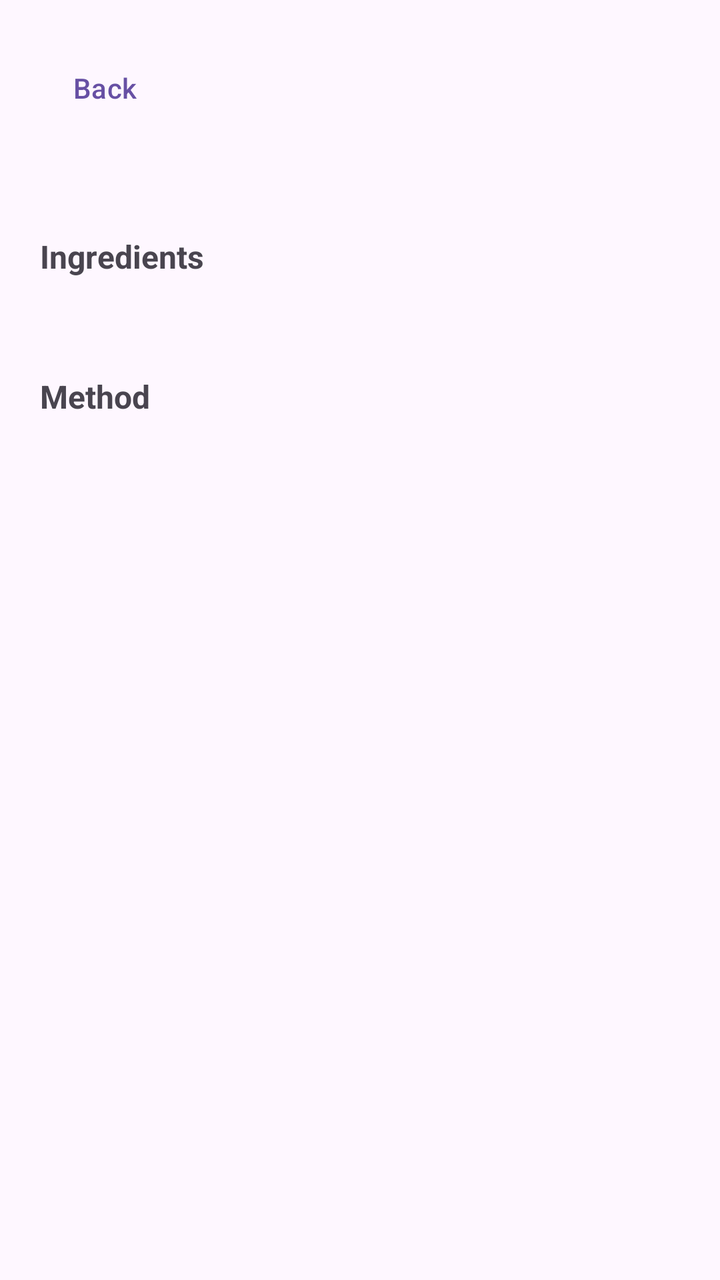
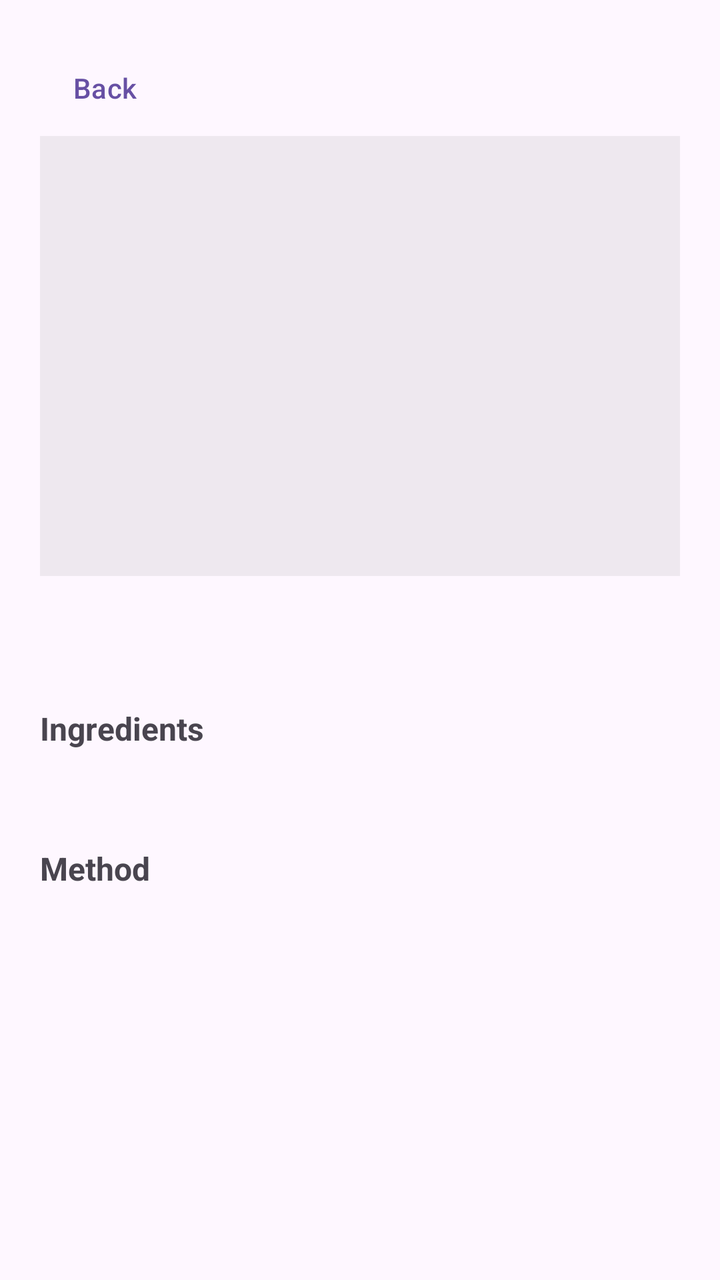

Two renders of the same Android screen: before a commit and after it. Below are the layout's source before the change and the commit's diff.
<!-- AndroidManifest.xml: application theme Theme.SmartPantry -->
<!-- res/layout/activity_recipe_detail.xml -->
<?xml version="1.0" encoding="utf-8"?>
<ScrollView xmlns:android="http://schemas.android.com/apk/res/android"
    android:layout_width="match_parent"
    android:layout_height="match_parent"
    android:fitsSystemWindows="true">

    <LinearLayout
        android:layout_width="match_parent"
        android:layout_height="wrap_content"
        android:orientation="vertical"
        android:padding="20dp">

        <Button
            android:id="@+id/buttonBack"
            style="@style/Widget.Material3.Button.TextButton"
            android:layout_width="wrap_content"
            android:layout_height="wrap_content"
            android:layout_marginStart="-12dp"
            android:text="@string/back" />

        <TextView
            android:id="@+id/textRecipeDetailName"
            android:layout_width="wrap_content"
            android:layout_height="wrap_content"
            android:textSize="22sp"
            android:textStyle="bold" />

        <TextView
            android:layout_width="wrap_content"
            android:layout_height="wrap_content"
            android:layout_marginTop="20dp"
            android:text="@string/ingredients_header"
            android:textStyle="bold"
            android:textSize="16sp" />

        <TextView
            android:id="@+id/textRecipeDetailIngredients"
            android:layout_width="match_parent"
            android:layout_height="wrap_content"
            android:layout_marginTop="8dp"
            android:textSize="15sp" />

        <TextView
            android:layout_width="wrap_content"
            android:layout_height="wrap_content"
            android:layout_marginTop="20dp"
            android:text="@string/method_header"
            android:textStyle="bold"
            android:textSize="16sp" />

        <TextView
            android:id="@+id/textRecipeDetailSteps"
            android:layout_width="match_parent"
            android:layout_height="wrap_content"
            android:layout_marginTop="8dp"
            android:textSize="15sp" />

    </LinearLayout>
</ScrollView>
<!-- resources referenced by this layout -->
<resources>
  <string name="back">Back</string>
  <string name="ingredients_header">Ingredients</string>
  <string name="method_header">Method</string>
  <style name="Theme.SmartPantry" parent="Base.Theme.SmartPantry" />
  <style name="Base.Theme.SmartPantry" parent="Theme.Material3.DayNight.NoActionBar">
          
          
      </style>
</resources>

<!-- the commit's change to res/layout/activity_recipe_detail.xml (unified diff, before → after) -->
@@ -17,6 +17,14 @@
             android:layout_height="wrap_content"
             android:layout_marginStart="-12dp"
             android:text="@string/back" />
+
+        <ImageView
+            android:id="@+id/imageRecipe"
+            android:layout_width="match_parent"
+            android:layout_height="220dp"
+            android:layout_marginBottom="16dp"
+            android:background="#22888888"
+            android:contentDescription="@string/recipe_photo" />
 
         <TextView
             android:id="@+id/textRecipeDetailName"
<!-- resource entries referenced after the edit -->
@@ -3,6 +3,7 @@
   <string name="back">Back</string>
   <string name="ingredients_header">Ingredients</string>
   <string name="method_header">Method</string>
+  <string name="recipe_photo">Recipe photo</string>
   <style name="Theme.SmartPantry" parent="Base.Theme.SmartPantry" />
   <style name="Base.Theme.SmartPantry" parent="Theme.Material3.DayNight.NoActionBar">
           
